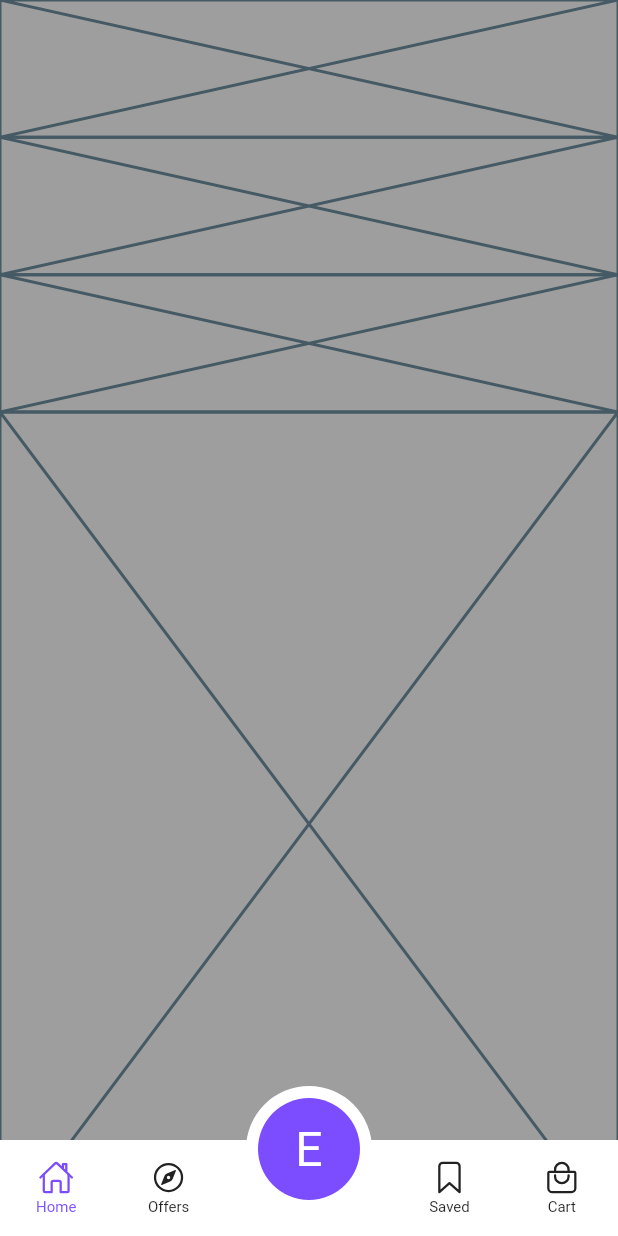
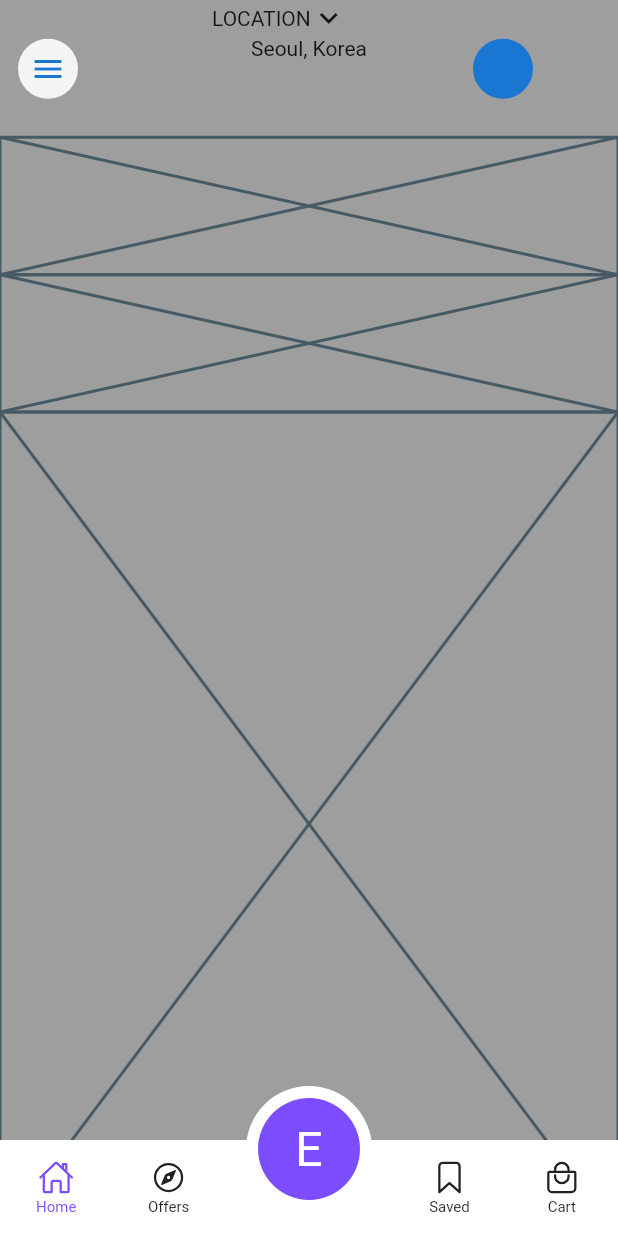
Before and after one commit to JAICHANGPARK/flutter_notebook_18th_story, a Flutter app: the screen it shows after launch, on a phone screen of 412 x 824 dp. Run offline on Flutter 3.47's test engine with Material 2 defaults, Android fonts, the phone set to English and light mode, and no system bars; our stand-ins replace cached_network_image, flutter_riverpod, go_router, ionicons.

Commit message:
Update food_delivery_home_screen.dart

```diff
--- a/lib/ep1054_food_delivery_app/src/ui/food_delivery_home_screen.dart
+++ b/lib/ep1054_food_delivery_app/src/ui/food_delivery_home_screen.dart
@@ -26,10 +26,40 @@ class _FoodDeliveryHomeScreenState extends State<FoodDeliveryHomeScreen> {
                   Expanded(
                     flex: 5,
                     child: Column(
-                      children: const [
-                        Expanded(child: Placeholder()),
-                        Expanded(child: Placeholder()),
-                        Expanded(child: Placeholder()),
+                      children: [
+                        Expanded(
+                            child: Padding(
+                              padding: const EdgeInsets.symmetric(horizontal: 12),
+                              child: Row(
+                          children: [
+                              Expanded(
+                                  child: Align(
+                                    alignment: Alignment.centerLeft,
+                                    child: CircleAvatar(
+                                backgroundColor: Colors.grey[100],
+                                child: const Icon(
+                                    Icons.menu,
+                                ),
+                              ),
+                                  )),
+                              Expanded(
+                                  child: Column(
+                                children: [
+                                  Row(
+                                    children: [
+                                      const Text("LOCATION"),
+                                      const Icon(Icons.expand_more),
+                                    ],
+                                  ),
+                                  const Text("Seoul, Korea"),
+                                ],
+                              )),
+                              const Expanded(child: CircleAvatar()),
+                          ],
+                        ),
+                            )),
+                        const Expanded(child: const Placeholder()),
+                        const Expanded(child: const Placeholder()),
                       ],
                     ),
                   ),
```
